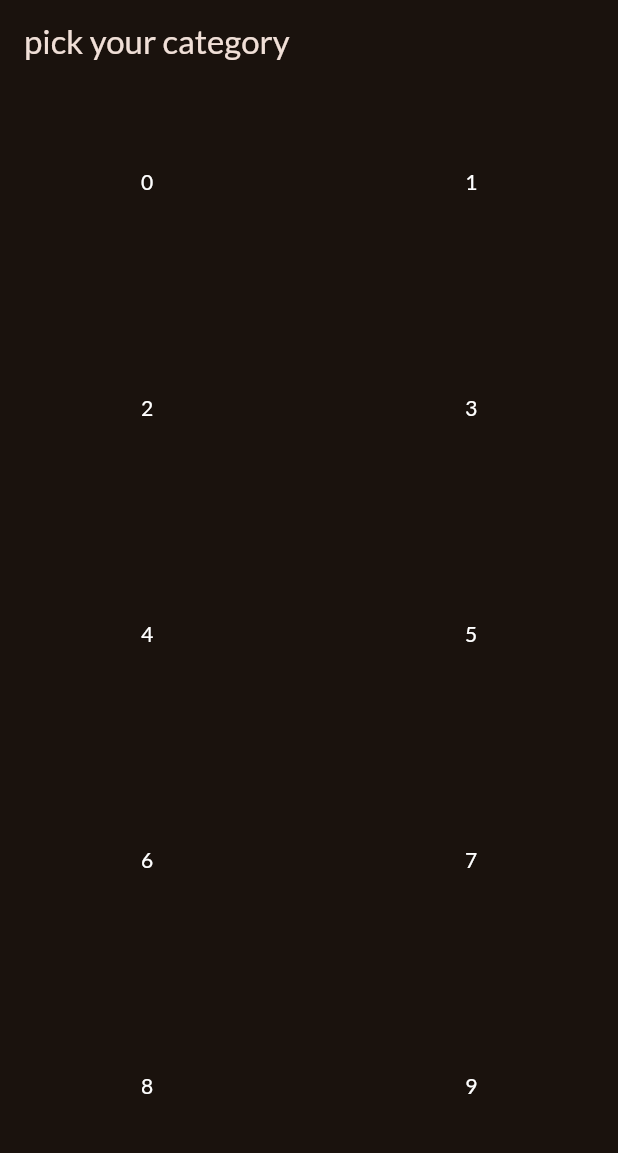
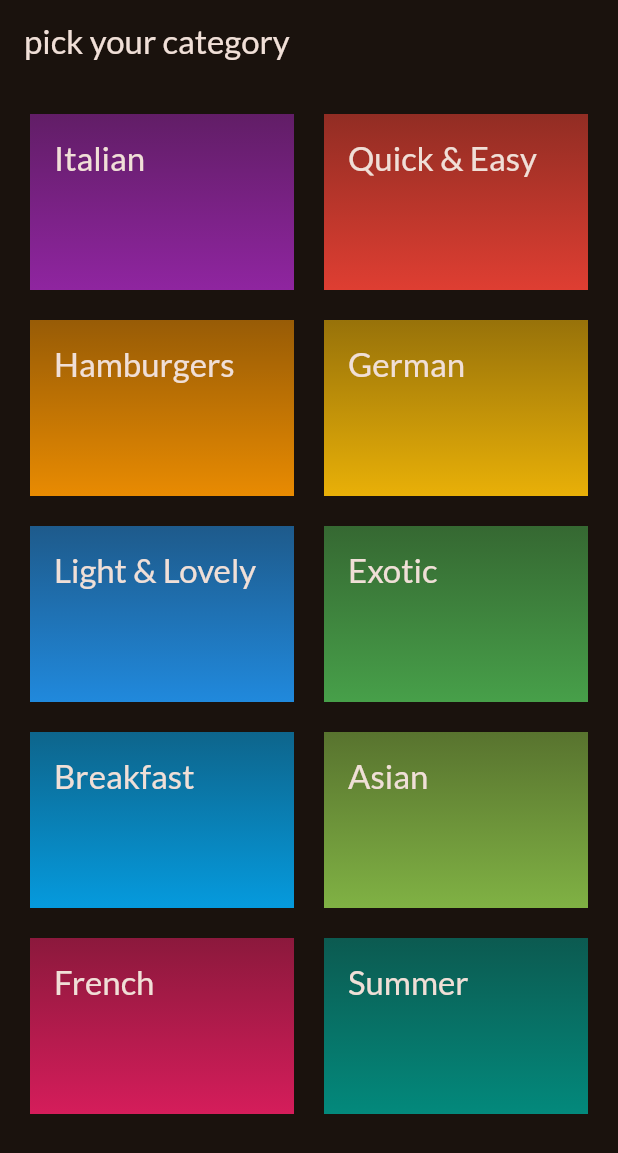
Before and after one commit to franciscovidalsantos/LearningFlutterAndDart, a Flutter app: the screen it shows after launch, on a phone screen of 412 x 824 dp. Shown: the top 1153 px of the screen. Run offline on Flutter 3.47's test engine with Material 3 defaults, Android fonts, the phone set to English and light mode, and no system bars; our stand-ins replace google_fonts, wakelock_plus; missing offline and left inert: fading_edge_scrollview.

Commit message:
adding category model logic - currently displaying dummy_data

```diff
--- /dev/null
+++ b/meals_app/lib/data/dummy_data.dart
@@ -0,0 +1,16 @@
+import 'package:flutter/material.dart';
+
+import 'package:meals_app/models/category.dart';
+
+const availableCategories = [
+  Category(id: 'c1', title: 'Italian', color: Colors.purple),
+  Category(id: 'c2', title: 'Quick & Easy', color: Colors.red),
+  Category(id: 'c3', title: 'Hamburgers', color: Colors.orange),
+  Category(id: 'c4', title: 'German', color: Colors.amber),
+  Category(id: 'c5', title: 'Light & Lovely', color: Colors.blue),
+  Category(id: 'c6', title: 'Exotic', color: Colors.green),
+  Category(id: 'c7', title: 'Breakfast', color: Colors.lightBlue),
+  Category(id: 'c8', title: 'Asian', color: Colors.lightGreen),
+  Category(id: 'c9', title: 'French', color: Colors.pink),
+  Category(id: 'c10', title: 'Summer', color: Colors.teal),
+];
--- a/meals_app/lib/main.dart
+++ b/meals_app/lib/main.dart
@@ -1,7 +1,7 @@
 import 'package:flutter/material.dart';
 
 import 'package:google_fonts/google_fonts.dart';
-import 'package:meals_app/categories.dart';
+import 'package:meals_app/screens/categories.dart';
 
 final theme = ThemeData(
   useMaterial3: true,
--- /dev/null
+++ b/meals_app/lib/models/category.dart
@@ -0,0 +1,12 @@
+import 'package:flutter/material.dart';
+
+class Category {
+  const Category({
+    required this.id,
+    required this.title,
+    this.color = Colors.orange,
+  });
+  final String id;
+  final String title;
+  final Color color;
+}
--- a/meals_app/lib/categories.dart
+++ b/meals_app/lib/screens/categories.dart
@@ -1,4 +1,6 @@
 import 'package:flutter/material.dart';
+import 'package:meals_app/data/dummy_data.dart';
+import 'package:meals_app/widgets/category_grid_item.dart';
 
 class Categories extends StatelessWidget {
   const Categories({super.key});
@@ -8,6 +10,7 @@ class Categories extends StatelessWidget {
     return Scaffold(
       appBar: AppBar(title: Text("pick your category")),
       body: GridView(
+        padding: EdgeInsets.all(20),
         gridDelegate: SliverGridDelegateWithFixedCrossAxisCount(
           crossAxisCount: 2,
           childAspectRatio: 3 / 2,
@@ -15,10 +18,8 @@ class Categories extends StatelessWidget {
           mainAxisSpacing: 20,
         ),
         children: [
-          for (var i = 0; i <= numbers; i++)
-            Center(
-              child: Text(i.toString(), style: TextStyle(color: Colors.white)),
-            ),
+          for (final category in availableCategories)
+            CategoryGridItem(category: category),
         ],
       ),
     );
--- /dev/null
+++ b/meals_app/lib/widgets/category_grid_item.dart
@@ -0,0 +1,31 @@
+import 'package:flutter/material.dart';
+import 'package:meals_app/models/category.dart';
+
+class CategoryGridItem extends StatelessWidget {
+  const CategoryGridItem({super.key, required this.category});
+  final Category category;
+
+  @override
+  Widget build(BuildContext context) {
+    return Container(
+      padding: EdgeInsets.all(16),
+      decoration: BoxDecoration(
+        gradient: LinearGradient(
+          colors: [
+            category.color.withOpacity(0.55),
+            category.color.withOpacity(0.9),
+          ],
+          begin: Alignment.topCenter,
+          end: Alignment.bottomCenter,
+        ),
+        color: Colors.blue,
+      ),
+      child: Text(
+        category.title,
+        style: Theme.of(context).textTheme.titleLarge!.copyWith(
+          color: Theme.of(context).colorScheme.onSurface,
+        ),
+      ),
+    );
+  }
+}
```
